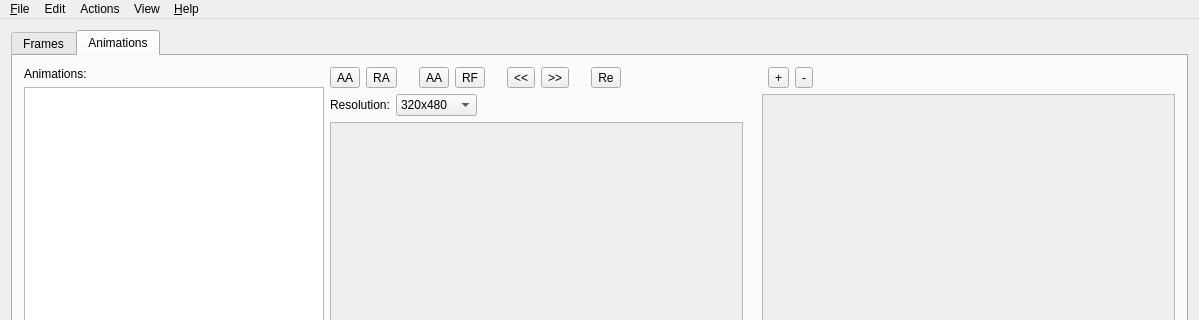
lvklabs/sprite-animator-tool, file mainwindow.ui: the form before one commit; both pictures show x 0 to 1199 and y 0 to 320 of the 1199 by 746 pixel window.
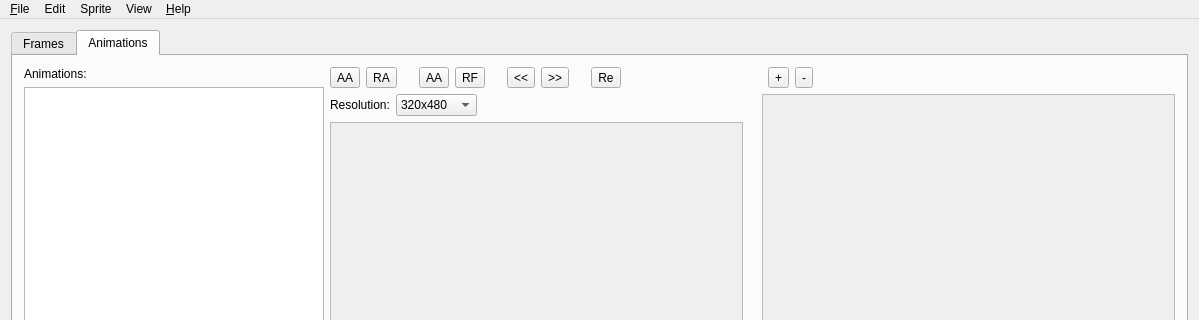
The form after the commit. Icons and pictures are not drawn. Custom widgets are drawn as their Qt base class.

Commit message: - Moved Id logic inside SpriteState - Some minor changes

```diff
--- a/mainwindow.ui
+++ b/mainwindow.ui
@@ -1064,7 +1064,7 @@
    </widget>
    <widget class="QMenu" name="menuActions">
     <property name="title">
-     <string>Actions</string>
+     <string>Sprite</string>
     </property>
     <addaction name="actionAddImage"/>
     <addaction name="actionAddFrame"/>
```
The commit also changes 7 other files.
